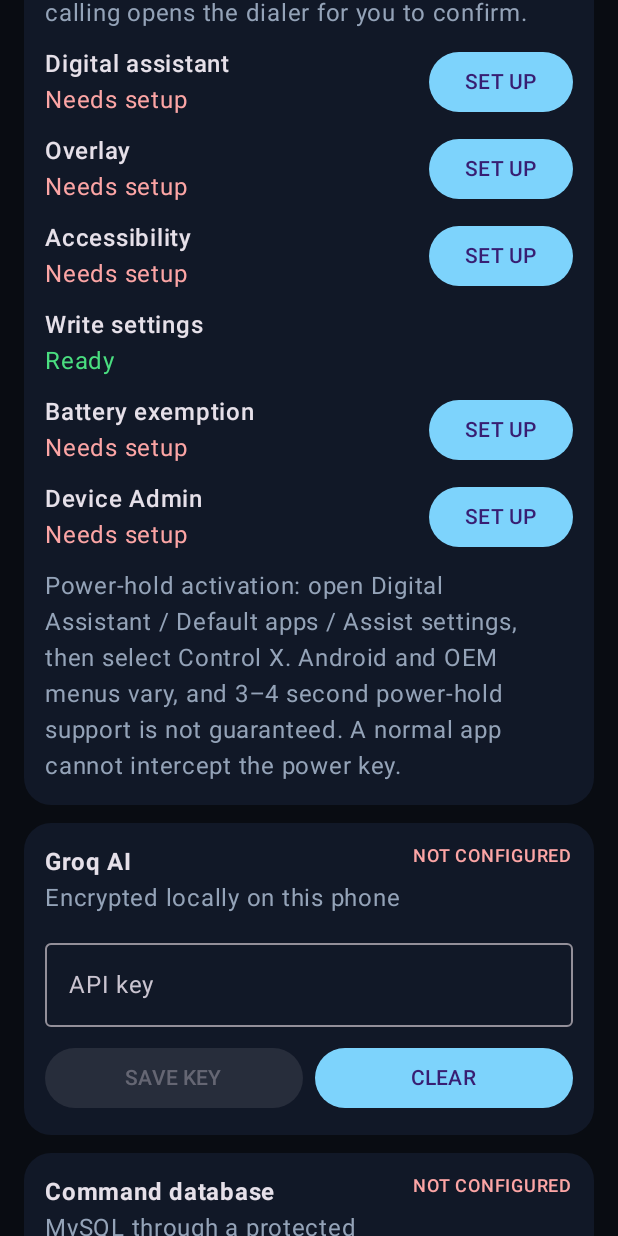
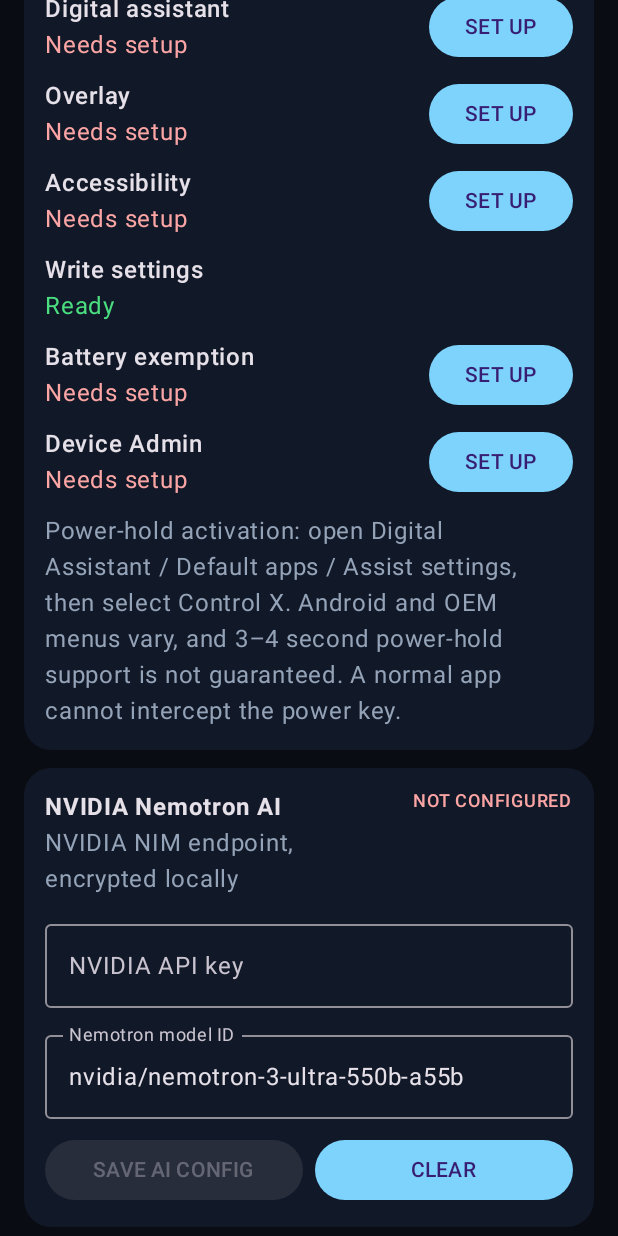
Before and after one commit to vivekoffical08-jpg/Control-X, an Android app built with Jetpack Compose: the screen it shows after launch (MainActivity), on a phone screen of 412 x 824 dp. Run offline under Robolectric (Android 15) with nearby library versions, the phone set to English and light mode, and no system bars; 9 statements that could not run were skipped.

Commit message:
Replace Groq AI with NVIDIA NIM Nemotron configuration

```diff
--- a/app/src/main/java/com/controlx/MainActivity.kt
+++ b/app/src/main/java/com/controlx/MainActivity.kt
@@ -53,7 +53,9 @@ import kotlinx.coroutines.Dispatchers
 import kotlinx.coroutines.launch
 import kotlinx.coroutines.withContext
 import androidx.lifecycle.lifecycleScope
-import com.controlx.platform.GroqKeyStore
+import com.controlx.agent.NvidiaNimApiClient
+import com.controlx.platform.NvidiaAiConfig
+import com.controlx.platform.NvidiaKeyStore
 import com.controlx.platform.CommandApiClient
 import com.controlx.platform.ContactCatalogManager
 import android.app.admin.DevicePolicyManager
@@ -77,7 +79,7 @@ class MainActivity : ComponentActivity() {
         ),
     )
     private var overlayController: OverlayController? = null
-    private val groqKeyStore by lazy { GroqKeyStore(this) }
+    private val nvidiaKeyStore by lazy { NvidiaKeyStore(this) }
     private val commandApiClient by lazy { CommandApiClient(this) }
     private var startupCrash by mutableStateOf(
         (application as? ControlXApplication)
@@ -117,14 +119,14 @@ class MainActivity : ComponentActivity() {
                                 startupCrash = null
                                 ControlXApplication.clearLastCrash(application)
                             },
-                            onLoadGroqKey = {
-                                groqKeyStore.load().orEmpty()
+                            onLoadAiConfig = {
+                                nvidiaKeyStore.loadConfig()
                             },
-                            onSaveGroqKey = { key ->
-                                groqKeyStore.save(key)
+                            onSaveAiConfig = { key, model ->
+                                nvidiaKeyStore.save(key, model)
                             },
-                            onClearGroqKey = {
-                                groqKeyStore.clear()
+                            onClearAiConfig = {
+                                nvidiaKeyStore.clear()
                             },
                             onLoadApiConfiguration = {
                                 commandApiClient.getConfiguration()
@@ -207,9 +209,9 @@ private fun PermissionDashboard(
     onPermissionsChanged: () -> Unit,
     onLaunchOverlay: () -> Unit,
     onClearCrash: () -> Unit,
-    onLoadGroqKey: () -> String,
-    onSaveGroqKey: (String) -> Boolean,
-    onClearGroqKey: () -> Boolean,
+    onLoadAiConfig: () -> NvidiaAiConfig,
+    onSaveAiConfig: (String, String) -> Boolean,
+    onClearAiConfig: () -> Boolean,
     onLoadApiConfiguration: () -> CommandApiClient.ApiConfiguration,
     onSaveApiConfiguration: (String, String) -> Boolean,
     onClearApiConfiguration: () -> Boolean,
@@ -222,8 +224,9 @@ private fun PermissionDashboard(
     val scope = rememberCoroutineScope()
     var diagnosticCommand by mutableStateOf("")
     var diagnosticResult by mutableStateOf("Enter a Fast-Path command.")
-    var groqKey by mutableStateOf("")
-    var groqStatus by mutableStateOf("Not configured")
+    var nvidiaKey by mutableStateOf("")
+    var nvidiaModel by mutableStateOf(NvidiaNimApiClient.DEFAULT_MODEL)
+    var nvidiaStatus by mutableStateOf("Not configured")
     var apiBaseUrl by mutableStateOf("")
     var apiToken by mutableStateOf("")
     var apiStatus by mutableStateOf("Not configured")
@@ -231,9 +234,10 @@ private fun PermissionDashboard(
     var inventoryStatus by mutableStateOf("Local scan not run")
     LaunchedEffect(Unit) {
         onPermissionsChanged()
-        val loaded = withContext(Dispatchers.IO) { onLoadGroqKey() }
-        groqKey = loaded
-        groqStatus = if (loaded.isBlank()) "Not configured" else "Configured"
+        val loadedConfig = withContext(Dispatchers.IO) { onLoadAiConfig() }
+        nvidiaKey = loadedConfig.apiKey
+        nvidiaModel = loadedConfig.model
+        nvidiaStatus = if (loadedConfig.apiKey.isBlank()) "Not configured" else "Configured"
         val apiConfiguration = withContext(Dispatchers.IO) {
             onLoadApiConfiguration()
         }
@@ -419,40 +423,49 @@ private fun PermissionDashboard(
         }
 
         ControlCard(
-            title = "Groq AI",
-            subtitle = "Encrypted locally on this phone",
-            status = groqStatus,
+            title = "NVIDIA Nemotron AI",
+            subtitle = "NVIDIA NIM endpoint, encrypted locally",
+            status = nvidiaStatus,
         ) {
             OutlinedTextField(
                 modifier = Modifier.fillMaxWidth(),
-                value = groqKey,
-                onValueChange = { groqKey = it },
+                value = nvidiaKey,
+                onValueChange = { nvidiaKey = it },
                 singleLine = true,
                 visualTransformation = PasswordVisualTransformation(),
-                label = { Text("API key") },
-                placeholder = { Text("Paste Groq API key") },
+                label = { Text("NVIDIA API key") },
+                placeholder = { Text("Paste NVIDIA NIM key (nvapi-...)") },
+            )
+            OutlinedTextField(
+                modifier = Modifier.fillMaxWidth(),
+                value = nvidiaModel,
+                onValueChange = { nvidiaModel = it },
+                singleLine = true,
+                label = { Text("Nemotron model ID") },
+                placeholder = { Text(NvidiaNimApiClient.DEFAULT_MODEL) },
             )
             Row(horizontalArrangement = Arrangement.spacedBy(8.dp)) {
                 Button(
                     modifier = Modifier.weight(1f),
-                    enabled = groqKey.isNotBlank(),
+                    enabled = nvidiaKey.isNotBlank() && nvidiaModel.isNotBlank(),
                     onClick = {
                         scope.launch(Dispatchers.IO) {
-                            val saved = onSaveGroqKey(groqKey)
+                            val saved = onSaveAiConfig(nvidiaKey, nvidiaModel)
                             withContext(Dispatchers.Main) {
-                                groqStatus = if (saved) "Configured" else "Save failed"
+                                nvidiaStatus = if (saved) "Configured" else "Save failed"
                             }
                         }
                     },
-                ) { Text("SAVE KEY") }
+                ) { Text("SAVE AI CONFIG") }
                 Button(
                     modifier = Modifier.weight(1f),
                     onClick = {
                         scope.launch(Dispatchers.IO) {
-                            if (onClearGroqKey()) {
+                            if (onClearAiConfig()) {
                                 withContext(Dispatchers.Main) {
-                                    groqKey = ""
-                                    groqStatus = "Not configured"
+                                    nvidiaKey = ""
+                                    nvidiaModel = NvidiaNimApiClient.DEFAULT_MODEL
+                                    nvidiaStatus = "Not configured"
                                 }
                             }
                         }
--- a/app/src/main/java/com/controlx/agent/ReActEngine.kt
+++ b/app/src/main/java/com/controlx/agent/ReActEngine.kt
@@ -13,7 +13,7 @@ import kotlinx.coroutines.CancellationException
 import kotlinx.coroutines.delay
 
 class ReActEngine(
-    private val groqApiClient: GroqApiClient,
+    private val llmClient: NvidiaNimApiClient,
 ) {
     fun interface ScreenProvider {
         fun capture(): ScreenSnapshot?
@@ -35,7 +35,7 @@ class ReActEngine(
         snapshot: ScreenSnapshot,
         history: List<ActionRecord>,
     ): AgentAction =
-        groqApiClient.planNextStep(goal, snapshot, history)
+        llmClient.planNextStep(goal, snapshot, history)
 
     fun detectLoop(history: List<ActionRecord>, snapshot: ScreenSnapshot): Boolean {
         if (history.size < 2) return false
--- a/app/src/main/java/com/controlx/agent/UniversalTaskRunner.kt
+++ b/app/src/main/java/com/controlx/agent/UniversalTaskRunner.kt
@@ -12,6 +12,7 @@ import com.controlx.domain.AgentAction
 class UniversalTaskRunner(
     context: Context,
     private val apiKeyProvider: () -> String?,
+    private val modelProvider: () -> String = { NvidiaNimApiClient.DEFAULT_MODEL },
 ) {
     private val appContext = context.applicationContext
     private val router = FastPathRouter(appContext)
@@ -43,8 +44,8 @@ class UniversalTaskRunner(
             delay(700)
         }
 
-        val groqClient = GroqApiClient(apiKeyProvider)
-        val reAct = ReActEngine(groqClient)
+        val nimClient = NvidiaNimApiClient(apiKeyProvider, modelProvider)
+        val reAct = ReActEngine(nimClient)
         val executor = AgentNodeExecutor(service)
 
         val result = reAct.runGoal(
--- a/app/src/main/java/com/controlx/platform/GroqKeyStore.kt
+++ /dev/null
@@ -1,44 +0,0 @@
-package com.controlx.platform
-
-import android.content.Context
-import androidx.security.crypto.EncryptedSharedPreferences
-import androidx.security.crypto.MasterKey
-
-class GroqKeyStore(context: Context) {
-    private val appContext = context.applicationContext
-    private val masterKey by lazy {
-        MasterKey.Builder(appContext)
-            .setKeyScheme(MasterKey.KeyScheme.AES256_GCM)
-            .build()
-    }
-    private val preferences by lazy {
-        EncryptedSharedPreferences.create(
-            appContext,
-            "controlx_secure",
-            masterKey,
-            EncryptedSharedPreferences.PrefKeyEncryptionScheme.AES256_SIV,
-            EncryptedSharedPreferences.PrefValueEncryptionScheme.AES256_GCM,
-        )
-    }
-
-    fun load(): String? =
-        runCatching {
-            preferences.getString(KEY_GROQ, null)?.trim()?.takeIf(String::isNotEmpty)
-        }.getOrNull()
-
-    fun save(key: String): Boolean =
-        runCatching {
-            preferences.edit()
-                .putString(KEY_GROQ, key.trim())
-                .commit()
-        }.getOrElse { false }
-
-    fun clear(): Boolean =
-        runCatching {
-            preferences.edit().remove(KEY_GROQ).commit()
-        }.getOrElse { false }
-
-    companion object {
-        private const val KEY_GROQ = "groq_api_key"
-    }
-}
--- /dev/null
+++ b/app/src/main/java/com/controlx/platform/NvidiaKeyStore.kt
@@ -0,0 +1,75 @@
+package com.controlx.platform
+
+import android.content.Context
+import androidx.security.crypto.EncryptedSharedPreferences
+import androidx.security.crypto.MasterKey
+import com.controlx.agent.NvidiaNimApiClient
+
+data class NvidiaAiConfig(
+    val apiKey: String,
+    val model: String,
+)
+
+class NvidiaKeyStore(context: Context) {
+    private val appContext = context.applicationContext
+    private val masterKey by lazy {
+        MasterKey.Builder(appContext)
+            .setKeyScheme(MasterKey.KeyScheme.AES256_GCM)
+            .build()
+    }
+    private val preferences by lazy {
+        EncryptedSharedPreferences.create(
+            appContext,
+            "controlx_secure",
+            masterKey,
+            EncryptedSharedPreferences.PrefKeyEncryptionScheme.AES256_SIV,
+            EncryptedSharedPreferences.PrefValueEncryptionScheme.AES256_GCM,
+        )
+    }
+
+    fun load(): String? =
+        runCatching {
+            preferences.getString(KEY_NVIDIA_API_KEY, null)?.trim()?.takeIf(String::isNotEmpty)
+        }.getOrNull()
+
+    fun loadModel(): String =
+        runCatching {
+            preferences.getString(KEY_NVIDIA_MODEL, null)?.trim()?.takeIf(String::isNotEmpty)
+        }.getOrNull() ?: NvidiaNimApiClient.DEFAULT_MODEL
+
+    fun loadConfig(): NvidiaAiConfig =
+        NvidiaAiConfig(
+            apiKey = load().orEmpty(),
+            model = loadModel(),
+        )
+
+    fun save(
+        key: String,
+        model: String = NvidiaNimApiClient.DEFAULT_MODEL,
+    ): Boolean {
+        val trimmedKey = key.trim()
+        if (trimmedKey.isEmpty()) return false
+        val resolvedModel = model.trim().ifEmpty { NvidiaNimApiClient.DEFAULT_MODEL }
+        return runCatching {
+            preferences.edit()
+                .putString(KEY_NVIDIA_API_KEY, trimmedKey)
+                .putString(KEY_NVIDIA_MODEL, resolvedModel)
+                .commit()
+        }.getOrElse { false }
+    }
+
+    fun clear(): Boolean =
+        runCatching {
+            preferences.edit()
+                .remove(KEY_NVIDIA_API_KEY)
+                .remove(KEY_NVIDIA_MODEL)
+                .remove(LEGACY_KEY_GROQ)
+                .commit()
+        }.getOrElse { false }
+
+    companion object {
+        private const val KEY_NVIDIA_API_KEY = "nvidia_api_key"
+        private const val KEY_NVIDIA_MODEL = "nvidia_model"
+        private const val LEGACY_KEY_GROQ = "groq_api_key"
+    }
+}
```
Also changed, not shown: app/src/main/java/com/controlx/agent/GroqApiClient.kt (deleted, +0 -130 lines), app/src/main/java/com/controlx/agent/NvidiaNimApiClient.kt (added, +313 -0 lines), app/src/main/java/com/controlx/overlay/OverlayController.kt (+7 -3 lines), 5 other files.
